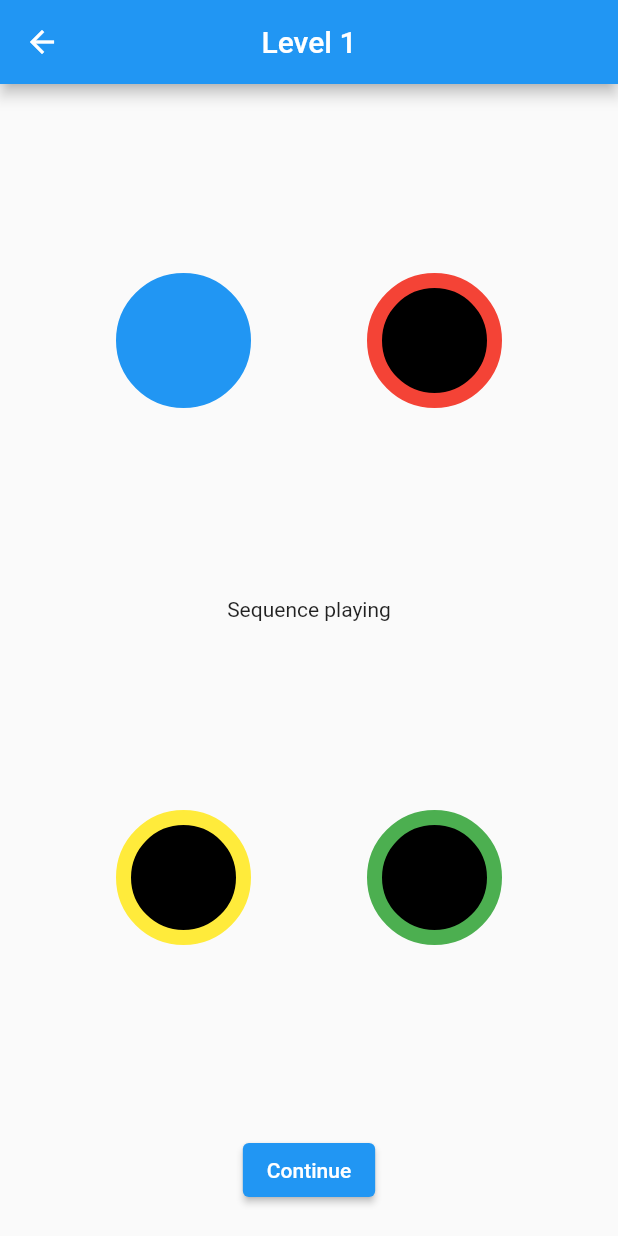
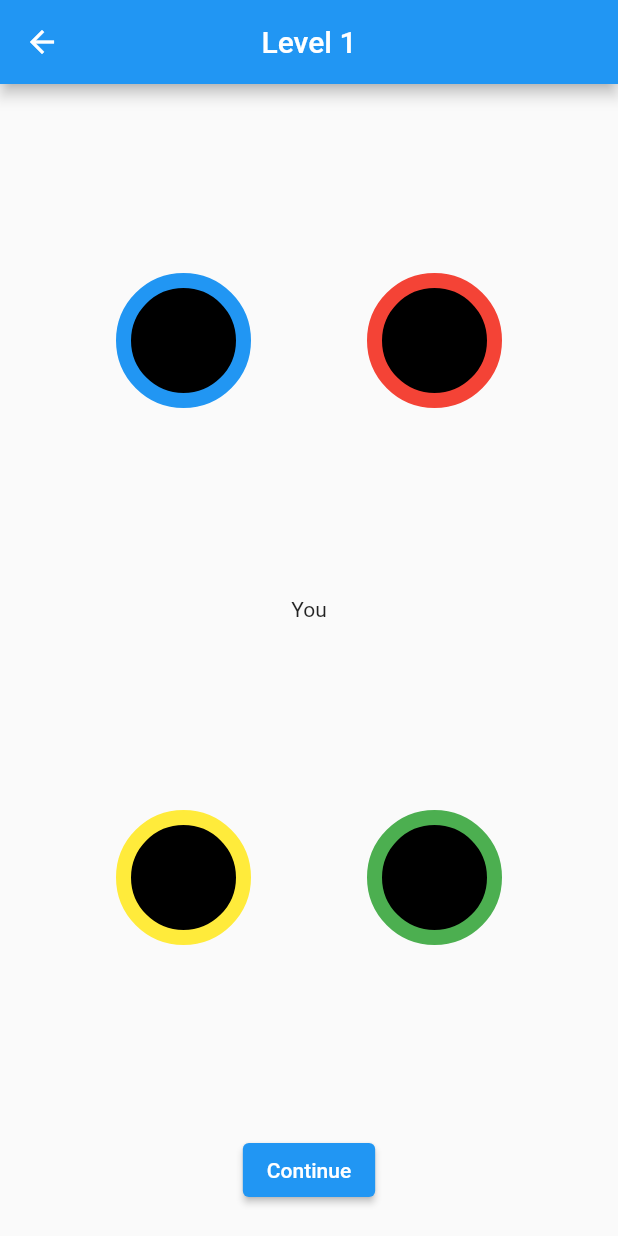
Before and after one commit to ThomasDem14/adhoc-simon, a Flutter app: the GamePage screen opened directly, after a tap on "Continue", on a phone screen of 412 x 824 dp. Run offline on Flutter 3.47's test engine with Material 2 defaults, Android fonts, the light colour scheme and no system bars; missing offline and left inert: adhoc_plugin.

Commit message:
single player simon

```diff
--- a/lib/adhoc/adhoc_constants.dart
+++ b/lib/adhoc/adhoc_constants.dart
@@ -7,6 +7,9 @@ enum MessageType {
 
   // send info that name changed
   changeName,
+
+  // send the color you tapped
+  sendColorTapped,
 }
 
 MessageType getMessageTypeFromString(String typeString) {
@@ -16,6 +19,8 @@ MessageType getMessageTypeFromString(String typeString) {
     return MessageType.leaveGroup;
   else if (typeString == "changeName")
     return MessageType.changeName;
+  else if (typeString == "sendColorTapped")
+    return MessageType.sendColorTapped;
   else
     return null;
 }
--- a/lib/game/game_widgets.dart
+++ b/lib/game/game_widgets.dart
@@ -4,9 +4,10 @@ import 'package:flutter/material.dart';
 class GameWidgets extends StatelessWidget {
 
   final Widget child;
-  final ValueGetter<GameColors> onPressed;
+  final ValueGetter<GameColors> colorToDisplay;
+  final ValueSetter<GameColors> onTap;
 
-  GameWidgets({this.onPressed, this.child});
+  GameWidgets({this.colorToDisplay, this.child, this.onTap});
 
   Color _getColor(GameColors color) {
     Color returnColor;
@@ -36,18 +37,21 @@ class GameWidgets extends StatelessWidget {
     return _getColor(GameColors.Default);
   }
 
-  Widget _ledButton(GameColors initialColor, GameColors onPressedColor) {
-    return Container(
+  Widget _ledButton(GameColors initialColor, GameColors colorToDisplay, VoidCallback onTap) {
+    return GestureDetector(
+      onTap: onTap,
+      child: Container(
         decoration: BoxDecoration(
           border: Border.all(
             color: _getColor(initialColor),
             width: 10,
           ),
           borderRadius: BorderRadius.circular(100.0),
-        color: _getColorToDisplay(onPressedColor, initialColor),
+          color: _getColorToDisplay(colorToDisplay, initialColor),
         ),
         width: 90,
         height: 90,
+      ),
     );
   }
 
@@ -60,8 +64,8 @@ class GameWidgets extends StatelessWidget {
           child: Row(
             mainAxisAlignment: MainAxisAlignment.spaceEvenly,
             children: [
-              _ledButton(GameColors.Blue, onPressed()),
-              _ledButton(GameColors.Red, onPressed()),
+              _ledButton(GameColors.Blue, colorToDisplay(), () => onTap(GameColors.Blue)),
+              _ledButton(GameColors.Red, colorToDisplay(), () => onTap(GameColors.Red)),
             ],
           ),
         ),
@@ -70,8 +74,8 @@ class GameWidgets extends StatelessWidget {
           child: Row(
             mainAxisAlignment: MainAxisAlignment.spaceEvenly,
             children: [
-              _ledButton(GameColors.Yellow, onPressed()),
-              _ledButton(GameColors.Green, onPressed()),
+              _ledButton(GameColors.Yellow, colorToDisplay(), () => onTap(GameColors.Yellow)),
+              _ledButton(GameColors.Green, colorToDisplay(), () => onTap(GameColors.Green)),
             ],
           ),
         ),
--- a/lib/game/simon_game.dart
+++ b/lib/game/simon_game.dart
@@ -9,13 +9,18 @@ class SimonGame extends ChangeNotifier {
   final int _nbPlayers;
 
   int _level = 0;
-  int _turn = 1;
+  int _turnSequence = 0;
+  int _turnWaiting = 0;
   int _nbColors = 0;
 
   bool _isPlayingSequence = false;
+  bool _isWaitingForInput = false;
+
+  bool _gameOver = false;
 
   // The sequence consists of colors
   List<GameColors> _currentSequence;
+  GameColors _lastInput = GameColors.Default;
 
   SimonGame(this._nbPlayers) {
     // Generate a new empty sequence
@@ -26,17 +31,35 @@ class SimonGame extends ChangeNotifier {
     return GameColors.values[random.nextInt(GameColors.values.length - 1)];
   }
 
+  void restart() {
+    _level = 0;
+    _turnSequence = 0;
+    _turnWaiting = 0;
+    _nbColors = 0;
+
+    _isPlayingSequence = false;
+    _isWaitingForInput = false;
+
+    _gameOver = false;
+
+    _currentSequence = new List.empty(growable: true);
+    _lastInput = GameColors.Default;
+
+    notifyListeners();
+  }
+
   void startLevel() {
     // if duration is active => return
+    if (_isPlayingSequence || _isWaitingForInput) return;
+
+    _lastInput = GameColors.Default;
 
     // Add 1 new color for each player
+    _nbColors += _nbPlayers;
     for (var i = 0; i < _nbPlayers; i++) _currentSequence.add(_randomColor());
-
-    _nbColors += _nbPlayers;
 
     // Increment level
     _level++;
-
     notifyListeners();
 
     // Start playing sequence
@@ -48,10 +71,13 @@ class SimonGame extends ChangeNotifier {
     for (var i = 0; i <= _nbColors; i++) {
       Future.delayed(Duration(seconds: i), () {
         // Set current turn
-        _turn = i;
+        _turnSequence = i;
 
-        if (i == _nbColors)
+        if (i == _nbColors) {
           _isPlayingSequence = false;
+          _isWaitingForInput = true;
+          _turnWaiting = 0;
+        }
 
         notifyListeners();
       });
@@ -59,12 +85,46 @@ class SimonGame extends ChangeNotifier {
   }
 
   GameColors getCurrentColor() {
-    if (_turn >= _nbColors) return GameColors.Default;
-    print("get $_turn");
-    return _currentSequence.elementAt(_turn);
+    if (_isPlayingSequence)
+      return _getColor(_turnSequence);
+
+    return _lastInput;
   }
 
-  int getPlayerTurn() => _turn % _nbPlayers;
+  GameColors _getColor(int turn) {
+    if (turn >= _nbColors) return GameColors.Default;
+
+    return _currentSequence.elementAt(turn);
+  }
+
+  bool processInput(GameColors color) {
+    _lastInput = color;
+
+    if (_getColor(_turnWaiting) == color) {
+      _turnWaiting++;
+
+      if (_turnWaiting >= _nbColors) {
+        _isWaitingForInput = false;
+        _turnWaiting = 0;
+      }
+
+      notifyListeners();
+      return true;
+    }
+
+    notifyListeners();
+    return false;
+  }
+
+  void setGameOver() {
+    _gameOver = true;
+    _isWaitingForInput = false;
+    notifyListeners();
+  }
+
+  int getPlayerTurn() => _turnSequence % _nbPlayers;
   bool isPlayingSequence() => _isPlayingSequence;
+  bool isWaitingForInput() => _isWaitingForInput;
+  bool isGameOver() => _gameOver;
   int getLevel() => _level;
 }
--- a/lib/pages/game_page.dart
+++ b/lib/pages/game_page.dart
@@ -1,4 +1,5 @@
 import 'package:adhoc_gaming/adhoc/adhoc_player.dart';
+import 'package:adhoc_gaming/game/game_constants.dart';
 import 'package:adhoc_gaming/game/game_widgets.dart';
 import 'package:adhoc_gaming/game/simon_game.dart';
 import 'package:flutter/material.dart';
@@ -27,25 +28,44 @@ class GamePage extends StatelessWidget {
               child: Consumer<SimonGame>(
                 builder: (context, game, child) {
                   return GameWidgets(
-                    onPressed: () => game.getCurrentColor(),
+                    onTap: (GameColors color) {
+                      if (!game.isWaitingForInput()) return;
+
+                      bool result = game.processInput(color);
+                      if (!result) {
+                        game.setGameOver();
+                      }
+
+                      Provider.of<AdhocPlayer>(context, listen: false)
+                          .sendColorTapped(color);
+                    },
+                    colorToDisplay: () => game.getCurrentColor(),
                     child: game.isPlayingSequence()
-                      ? const Text("Sequence playing")
-                      : Text(true ? "player" :
-                          Provider.of<AdhocPlayer>(context, listen: false)
-                            .getPlayerName(
-                              Provider.of<AdhocPlayer>(context, listen: false)
-                                .getPeeredDevices()
-                                .elementAt(game.getPlayerTurn())
-                                .label
-                      )),
+                        ? const Text("Sequence playing")
+                        : Text(game.getPlayerTurn() == 0
+                            ? "You"
+                            : Provider.of<AdhocPlayer>(context, listen: false)
+                                .getPlayerName(Provider.of<AdhocPlayer>(context,
+                                        listen: false)
+                                    .getPeeredDevices()
+                                    .elementAt(game.getPlayerTurn())
+                                    .label)),
                   );
                 },
               ),
             ),
-            ElevatedButton(
-              child: const Text("Continue"),
-              onPressed:
-                  Provider.of<SimonGame>(context, listen: false).startLevel,
+            Container(
+              child: Provider.of<SimonGame>(context).isGameOver()
+                  ? ElevatedButton(
+                      child: const Text("Restart"),
+                      onPressed: Provider.of<SimonGame>(context, listen: false)
+                          .restart,
+                    )
+                  : ElevatedButton(
+                      child: const Text("Continue"),
+                      onPressed: Provider.of<SimonGame>(context, listen: false)
+                          .startLevel,
+                    ),
             ),
             SizedBox(height: 20),
           ],
--- a/pubspec.yaml
+++ b/pubspec.yaml
@@ -17,7 +17,7 @@ dependencies:
   uuid: ^3.0.5
 
   adhoc_plugin:
-    path: /Users/demoulinthomas/Desktop/TFE/TFE_2021/adhoc_plugin
+    path: "/Users/demoulinthomas/Desktop/TFE/TFE_2021/adhoc_plugin"
 
   cupertino_icons: ^1.0.2
 
```
Also changed, not shown: lib/adhoc/adhoc_player.dart (+22 -3 lines), pubspec.lock. Lines whose indentation alone changed are shown as unchanged.
